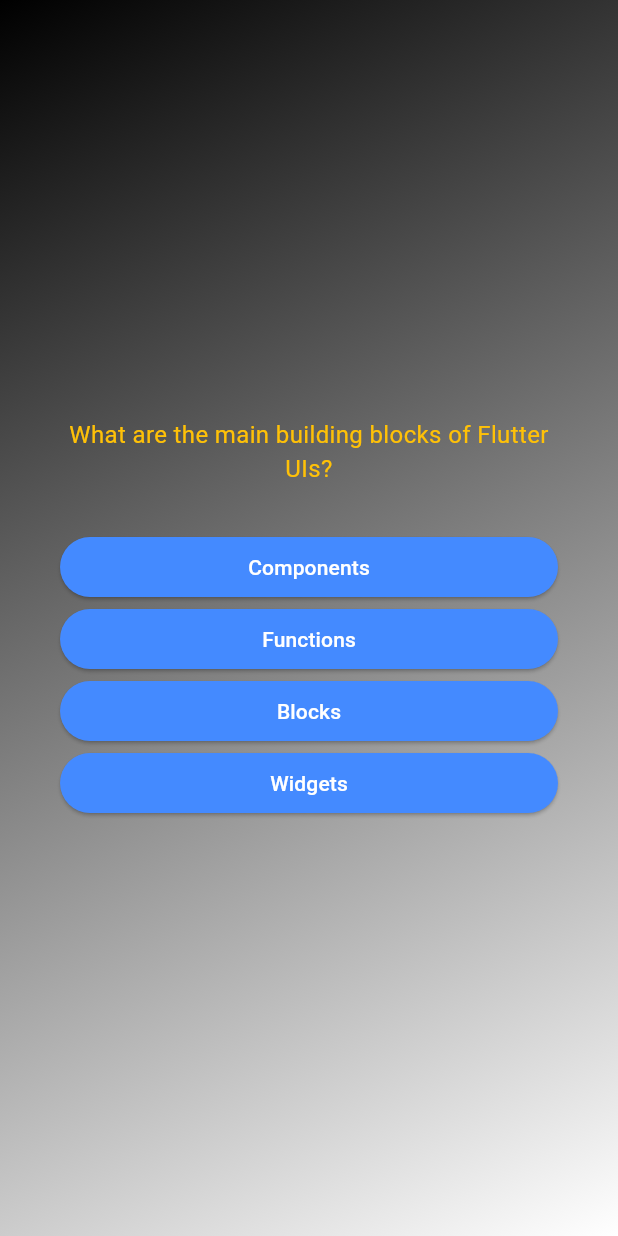
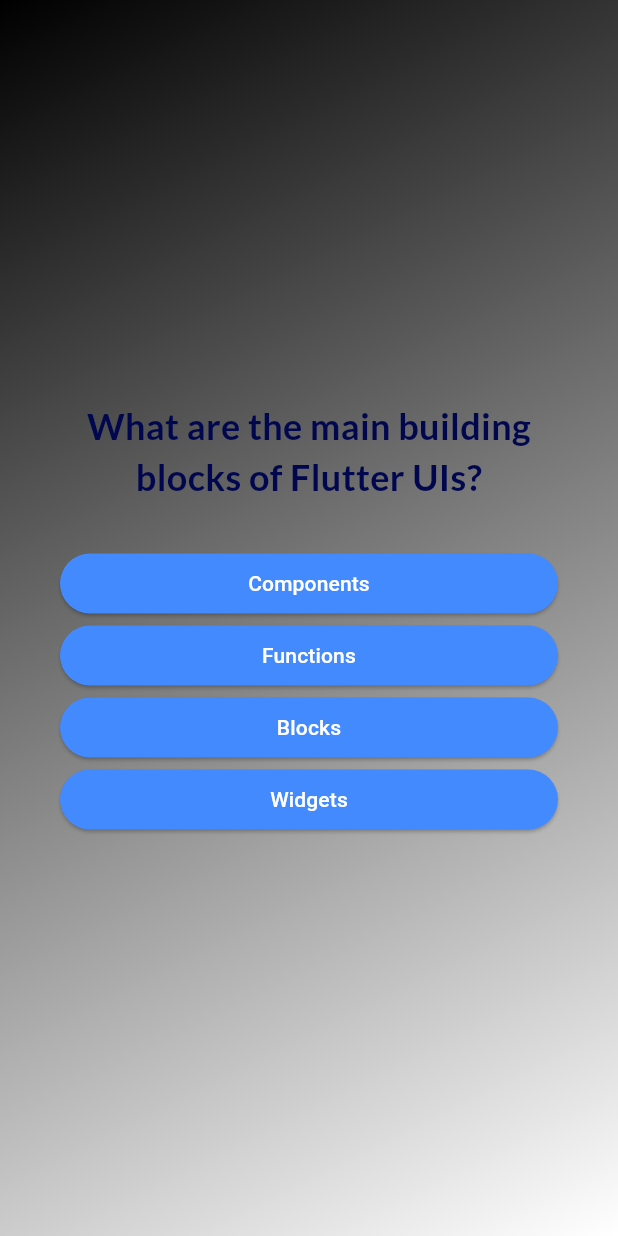
Before and after one commit to kickbuttowski25/FlutterQuizApp, a Flutter app: the screen it shows after launch, after a tap on "Start Quiz", on a phone screen of 412 x 824 dp. Run offline on Flutter 3.47's test engine with Material 3 defaults, Android fonts, the phone set to English and light mode, and no system bars; our stand-ins replace google_fonts.

Commit message:
Created dynamic indexing for questions on button tap and added google fonts dependency for fonts

```diff
--- a/lib/answer_button.dart
+++ b/lib/answer_button.dart
@@ -21,7 +21,10 @@ class AnswerButton extends StatelessWidget {
           shape: RoundedRectangleBorder(
             borderRadius: BorderRadius.circular(40),
           )),
-      child: Text(answerText),
+      child: Text(
+        answerText,
+        textAlign: TextAlign.center,
+      ),
     );
   }
 }
--- a/lib/question_screen.dart
+++ b/lib/question_screen.dart
@@ -1,6 +1,7 @@
 import 'package:adv_basics/answer_button.dart';
 import 'package:flutter/material.dart';
 import 'package:adv_basics/data/questions.dart';
+import 'package:google_fonts/google_fonts.dart';
 
 class QuestionScreen extends StatefulWidget {
   const QuestionScreen({super.key});
@@ -33,9 +34,10 @@ class _QuestionScreenState extends State<QuestionScreen> {
           children: [
             Text(
               currentQuestion.question,
-              style: const TextStyle(
-                color: Colors.amber,
-                fontSize: 16,
+              style: GoogleFonts.lato(
+                color: const Color.fromARGB(255, 1, 7, 79),
+                fontSize: 24,
+                fontWeight: FontWeight.bold,
               ),
               textAlign: TextAlign.center,
             ),
--- a/lib/start_screen.dart
+++ b/lib/start_screen.dart
@@ -1,4 +1,5 @@
 import 'package:flutter/material.dart';
+import 'package:google_fonts/google_fonts.dart';
 
 class StartScreen extends StatelessWidget {
   const StartScreen(this.startQuiz, {super.key});
@@ -25,11 +26,12 @@ class StartScreen extends StatelessWidget {
           const SizedBox(
             height: 20,
           ),
-          const Text(
+          Text(
             'Learn Flutter the fun way',
-            style: TextStyle(
-              color: Colors.white,
+            style: GoogleFonts.lato(
+              color: Colors.amber,
               fontSize: 24,
+              fontWeight: FontWeight.bold,
             ),
           ),
           const SizedBox(
--- a/pubspec.yaml
+++ b/pubspec.yaml
@@ -35,6 +35,7 @@ dependencies:
   # The following adds the Cupertino Icons font to your application.
   # Use with the CupertinoIcons class for iOS style icons.
   cupertino_icons: ^1.0.8
+  google_fonts: ^6.2.1
 
 dev_dependencies:
   flutter_test:
```
Also changed, not shown: pubspec.lock, 7 other files.
